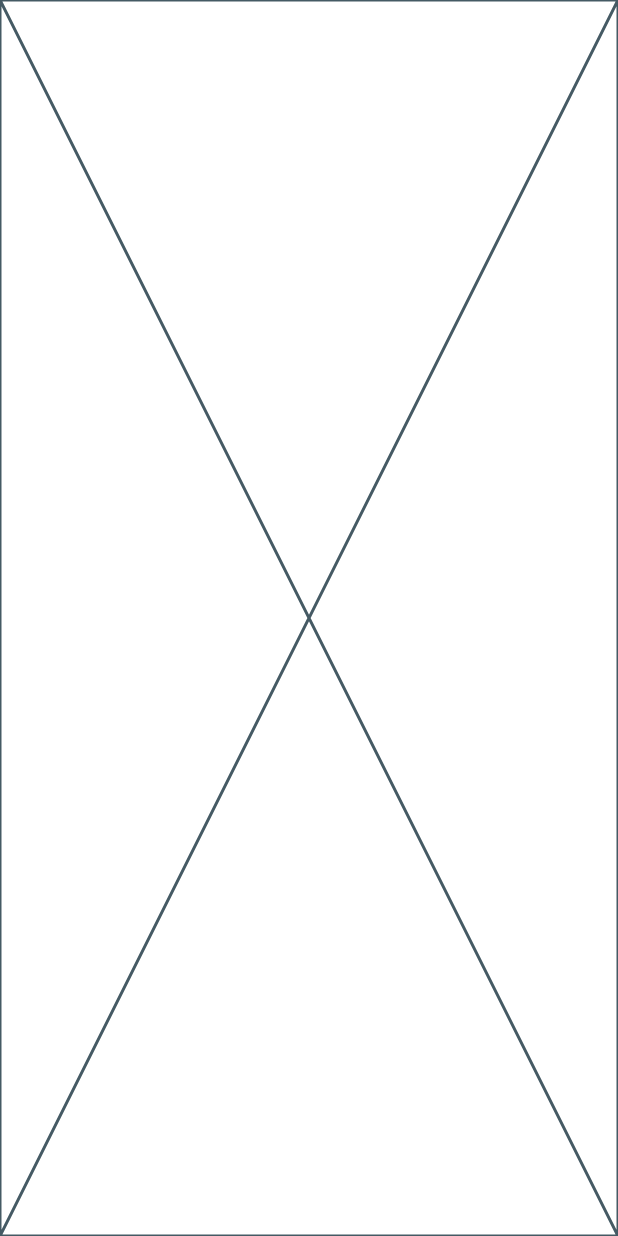
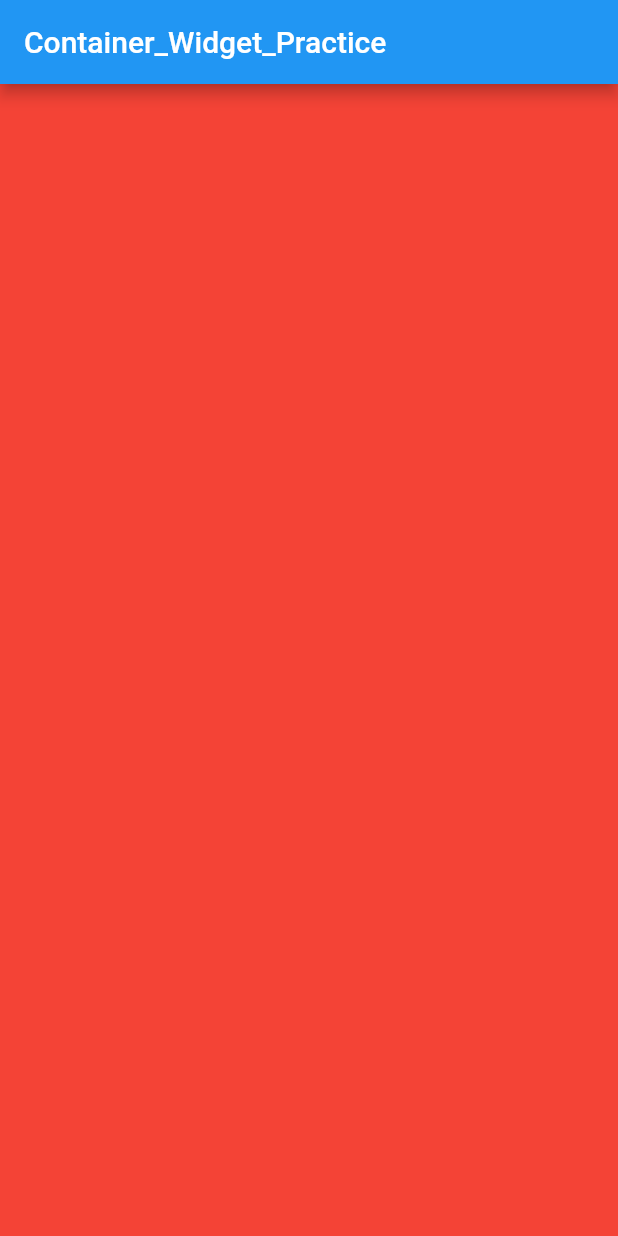
Before and after one commit to AbdulHannan-123/Container_widget-, a Flutter app: the screen it shows after launch, on a phone screen of 412 x 824 dp. Run offline on Flutter 3.47's test engine with Material 2 defaults, Android fonts, the phone set to English and light mode, and no system bars.

Commit message:
container widget

```diff
--- a/lib/main.dart
+++ b/lib/main.dart
@@ -34,6 +34,17 @@ class ContainerWidgetDD extends StatelessWidget {
 
   @override
   Widget build(BuildContext context) {
-    return const Placeholder();
+    return SafeArea(
+      child: Scaffold(
+        appBar: AppBar(
+          title: Text("Container_Widget_Practice"),
+        ),
+        body: Center(
+          child: Container(
+            color: Colors.red,
+          ),
+        ),
+      ),
+    );
   }
 }
```
Also changed, not shown: 38 other files.
